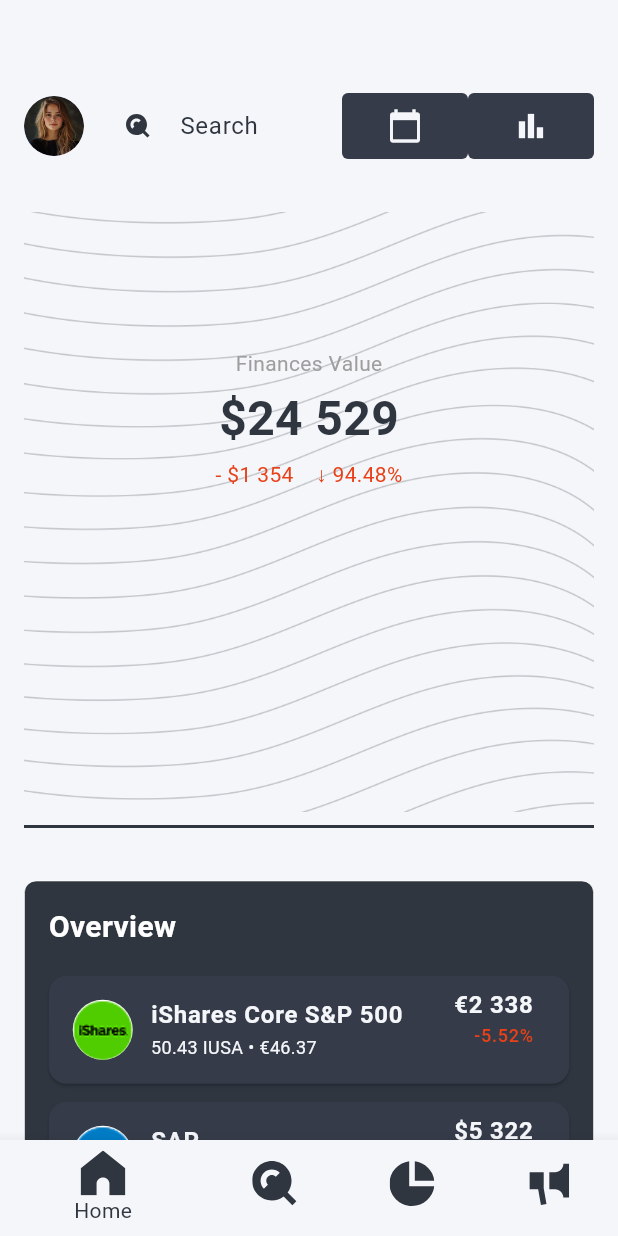
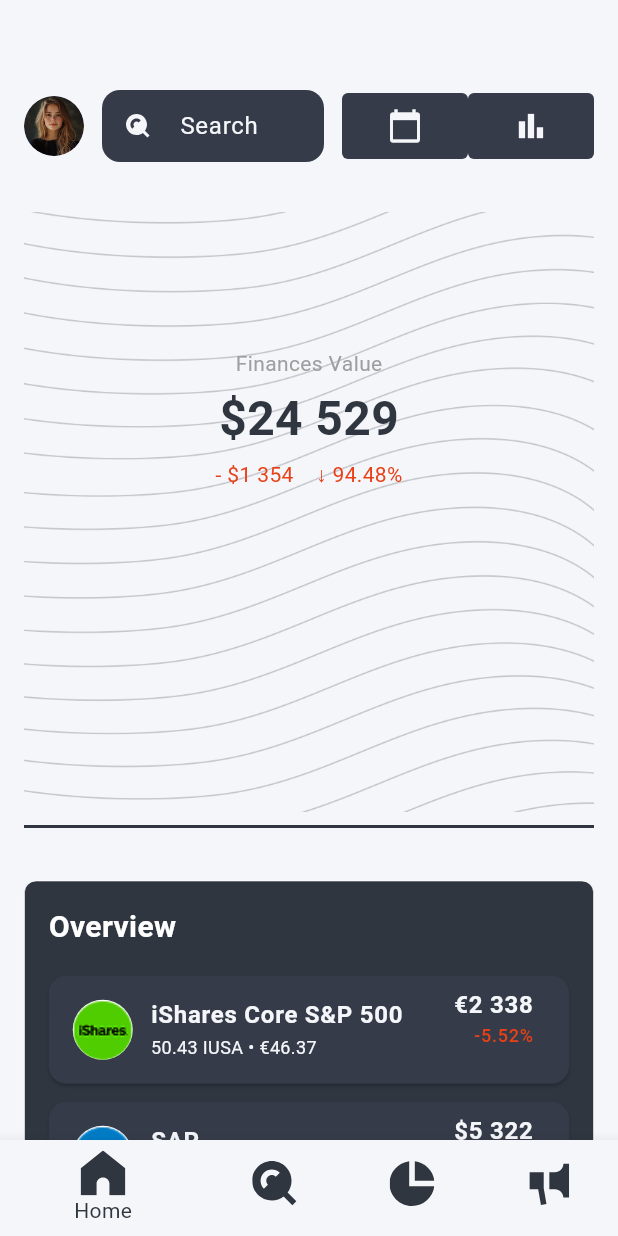
Before and after one commit to nurekeshka/stock-market-mobile, a Flutter app: the MainPage screen opened directly, on a phone screen of 412 x 824 dp. Run offline on Flutter 3.47's test engine with Material 3 defaults, Android fonts, the phone set to English and light mode, and no system bars; drawn by our look-alikes of fl_chart; our stand-ins replace flutter_bloc, flutter_svg, hive, hive_flutter, tuple; accounts and stored records are empty.

Commit message:
feat: add changes

```diff
--- a/lib/presentation/pages/main/tabs/home_page.dart
+++ b/lib/presentation/pages/main/tabs/home_page.dart
@@ -103,7 +103,7 @@
         child: Column(
           crossAxisAlignment: CrossAxisAlignment.start,
           children: [
-            _buildHeader(context),
+            _buildHeader(context, isDarkMode),
             const SizedBox(height: 24),
             Container(
               decoration: BoxDecoration(
@@ -171,7 +171,10 @@
     );
   }
 
-  Widget _buildHeader(BuildContext context) {
+  Widget _buildHeader(BuildContext context, bool isDarkMode) {
+    final textColor = DesignColors.lynxWhite.color;
+    final bgColor = DesignColors.blueNights.color;
+
     return Row(
       children: [
         GestureDetector(
@@ -185,13 +188,10 @@
           child: TextField(
             decoration: InputDecoration(
               hintText: 'Search',
+              hintStyle: TextStyle(color: textColor),
               filled: true,
-              fillColor: DesignColors.lynxWhite.color,
-              prefixIcon: AppIcons.getIcon(
-                AppIconsEnum.lense,
-                DesignColors.electromagnetic.color,
-                16,
-              ),
+              fillColor: bgColor,
+              prefixIcon: AppIcons.getIcon(AppIconsEnum.lense, textColor, 16),
               border: OutlineInputBorder(
                 borderRadius: BorderRadius.circular(12),
                 borderSide: BorderSide.none,
```
Also changed, not shown: lib/data/datasources/api_connector.dart (+3 -12 lines), lib/presentation/pages/auth/tabs/sign_in_page.dart (+4 -6 lines), lib/presentation/pages/auth/tabs/sign_up_page.dart (+4 -6 lines), lib/presentation/pages/main/tabs/browse_page.dart (+15 -8 lines).
